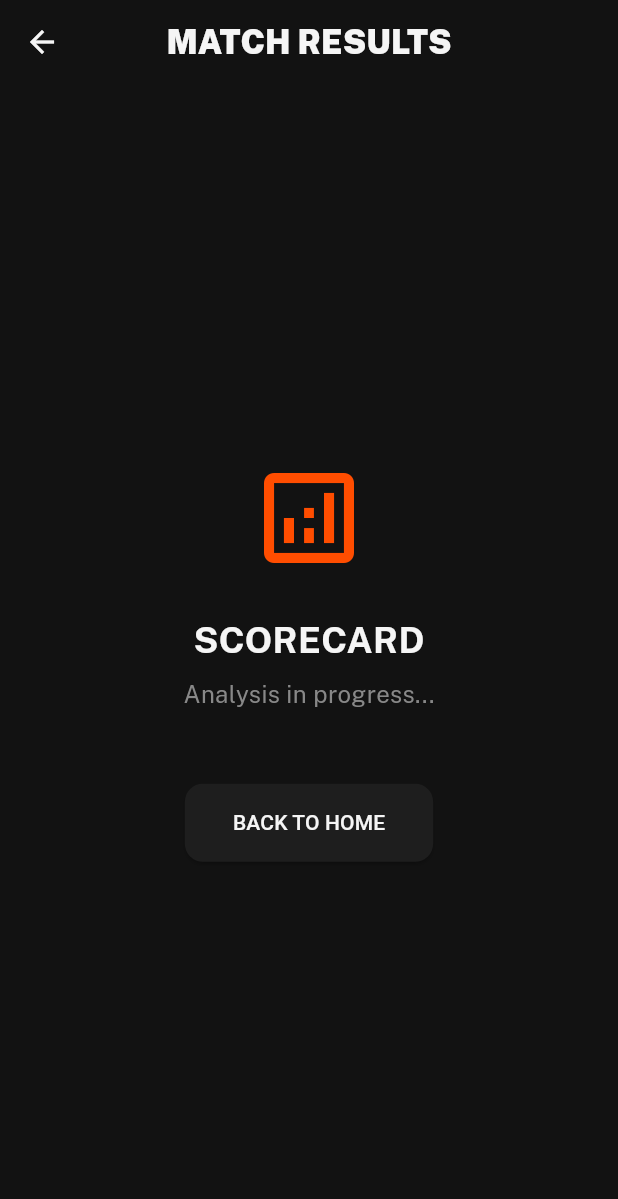
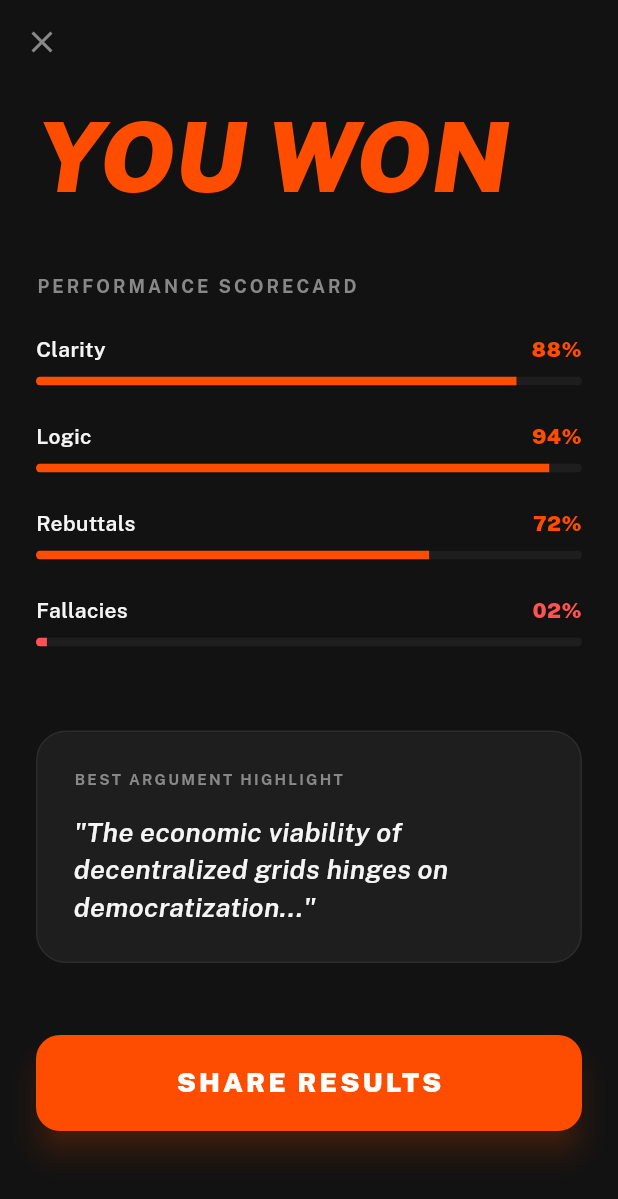
Before and after one commit to Abdulrehman0911/DebateME, a Flutter app: the ScorecardScreen screen opened directly, on a phone screen of 412 x 824 dp. Shown: the top 1199 px of the screen. Run offline on Flutter 3.47's test engine with Material 3 defaults, Android fonts, the phone set to English and light mode, and no system bars; our stand-ins replace google_fonts.

Commit message:
feat: implement post-match scorecard UI and complete app loop

```diff
--- a/lib/features/scorecard/scorecard_screen.dart
+++ b/lib/features/scorecard/scorecard_screen.dart
@@ -12,55 +12,170 @@ class ScorecardScreen extends StatelessWidget {
       appBar: AppBar(
         backgroundColor: Colors.transparent,
         elevation: 0,
-        title: Text(
-          'MATCH RESULTS',
-          style: GoogleFonts.publicSans(
-            fontWeight: FontWeight.w900,
-          ),
+        leading: IconButton(
+          icon: const Icon(Icons.close, color: AppColors.secondaryText),
+          onPressed: () => Navigator.of(context).popUntil((route) => route.isFirst),
         ),
       ),
-      body: Center(
+      body: SingleChildScrollView(
+        padding: const EdgeInsets.symmetric(horizontal: 24.0),
         child: Column(
-          mainAxisAlignment: MainAxisAlignment.center,
+          crossAxisAlignment: CrossAxisAlignment.start,
           children: [
-            const Icon(
-              Icons.analytics_outlined,
-              size: 80,
-              color: AppColors.accent,
-            ),
-            const SizedBox(height: 24),
+            const SizedBox(height: 20),
             Text(
-              'SCORECARD',
+              'YOU WON',
               style: GoogleFonts.publicSans(
-                color: AppColors.primaryText,
-                fontSize: 24,
-                fontWeight: FontWeight.bold,
-              ),
-            ),
-            const SizedBox(height: 8),
-            Text(
-              'Analysis in progress...',
-              style: GoogleFonts.publicSans(
-                color: AppColors.secondaryText,
-                fontSize: 16,
+                color: AppColors.accent,
+                fontSize: 64,
+                fontWeight: FontWeight.w900,
+                fontStyle: FontStyle.italic,
+                height: 0.9,
               ),
             ),
             const SizedBox(height: 48),
-            ElevatedButton(
-              onPressed: () => Navigator.of(context).popUntil((route) => route.isFirst),
-              style: ElevatedButton.styleFrom(
-                backgroundColor: AppColors.surface,
-                foregroundColor: AppColors.primaryText,
-                padding: const EdgeInsets.symmetric(horizontal: 32, vertical: 16),
-                shape: RoundedRectangleBorder(
-                  borderRadius: BorderRadius.circular(12),
-                ),
-              ),
-              child: const Text('BACK TO HOME'),
-            ),
+            _buildPerformanceScorecard(),
+            const SizedBox(height: 32),
+            _buildHighlightBlock(),
+            const SizedBox(height: 48),
+            _buildShareButton(context),
+            const SizedBox(height: 40),
           ],
         ),
       ),
     );
   }
+
+  Widget _buildPerformanceScorecard() {
+    return Column(
+      crossAxisAlignment: CrossAxisAlignment.start,
+      children: [
+        Text(
+          'PERFORMANCE SCORECARD',
+          style: GoogleFonts.publicSans(
+            color: AppColors.secondaryText,
+            fontSize: 12,
+            fontWeight: FontWeight.bold,
+            letterSpacing: 2,
+          ),
+        ),
+        const SizedBox(height: 24),
+        _buildStatRow('Clarity', 0.88),
+        _buildStatRow('Logic', 0.94),
+        _buildStatRow('Rebuttals', 0.72),
+        _buildStatRow('Fallacies', 0.02, isInverse: true),
+      ],
+    );
+  }
+
+  Widget _buildStatRow(String label, double value, {bool isInverse = false}) {
+    return Padding(
+      padding: const EdgeInsets.only(bottom: 24.0),
+      child: Column(
+        children: [
+          Row(
+            mainAxisAlignment: MainAxisAlignment.spaceBetween,
+            children: [
+              Text(
+                label,
+                style: GoogleFonts.publicSans(
+                  color: AppColors.primaryText,
+                  fontSize: 14,
+                  fontWeight: FontWeight.w600,
+                ),
+              ),
+              Text(
+                '${(value * 100).toInt().toString().padLeft(2, '0')}%',
+                style: GoogleFonts.publicSans(
+                  color: isInverse ? Colors.redAccent : AppColors.accent,
+                  fontSize: 14,
+                  fontWeight: FontWeight.w900,
+                ),
+              ),
+            ],
+          ),
+          const SizedBox(height: 8),
+          ClipRRect(
+            borderRadius: BorderRadius.circular(4),
+            child: LinearProgressIndicator(
+              value: value,
+              minHeight: 6,
+              backgroundColor: AppColors.surface,
+              valueColor: AlwaysStoppedAnimation<Color>(
+                isInverse ? Colors.redAccent : AppColors.accent,
+              ),
+            ),
+          ),
+        ],
+      ),
+    );
+  }
+
+  Widget _buildHighlightBlock() {
+    return Container(
+      width: double.infinity,
+      padding: const EdgeInsets.all(24),
+      decoration: BoxDecoration(
+        color: AppColors.surface,
+        borderRadius: BorderRadius.circular(20),
+        border: Border.all(color: AppColors.divider),
+      ),
+      child: Column(
+        crossAxisAlignment: CrossAxisAlignment.start,
+        children: [
+          Text(
+            'BEST ARGUMENT HIGHLIGHT',
+            style: GoogleFonts.publicSans(
+              color: AppColors.secondaryText,
+              fontSize: 10,
+              fontWeight: FontWeight.bold,
+              letterSpacing: 1.5,
+            ),
+          ),
+          const SizedBox(height: 16),
+          Text(
+            '"The economic viability of decentralized grids hinges on democratization..."',
+            style: GoogleFonts.publicSans(
+              color: AppColors.primaryText,
+              fontSize: 18,
+              fontWeight: FontWeight.w600,
+              fontStyle: FontStyle.italic,
+              height: 1.4,
+            ),
+          ),
+        ],
+      ),
+    );
+  }
+
+  Widget _buildShareButton(BuildContext context) {
+    return SizedBox(
+      width: double.infinity,
+      height: 64,
+      child: ElevatedButton(
+        onPressed: () {
+          ScaffoldMessenger.of(context).showSnackBar(
+            const SnackBar(content: Text('Results copied to clipboard!')),
+          );
+        },
+        style: ElevatedButton.styleFrom(
+          backgroundColor: AppColors.accent,
+          foregroundColor: Colors.white,
+          shape: RoundedRectangleBorder(
+            borderRadius: BorderRadius.circular(16),
+          ),
+          elevation: 8,
+          shadowColor: AppColors.accent.withOpacity(0.5),
+        ),
+        child: Text(
+          'SHARE RESULTS',
+          style: GoogleFonts.publicSans(
+            fontWeight: FontWeight.w900,
+            fontSize: 18,
+            letterSpacing: 2,
+          ),
+        ),
+      ),
+    );
+  }
 }
```
